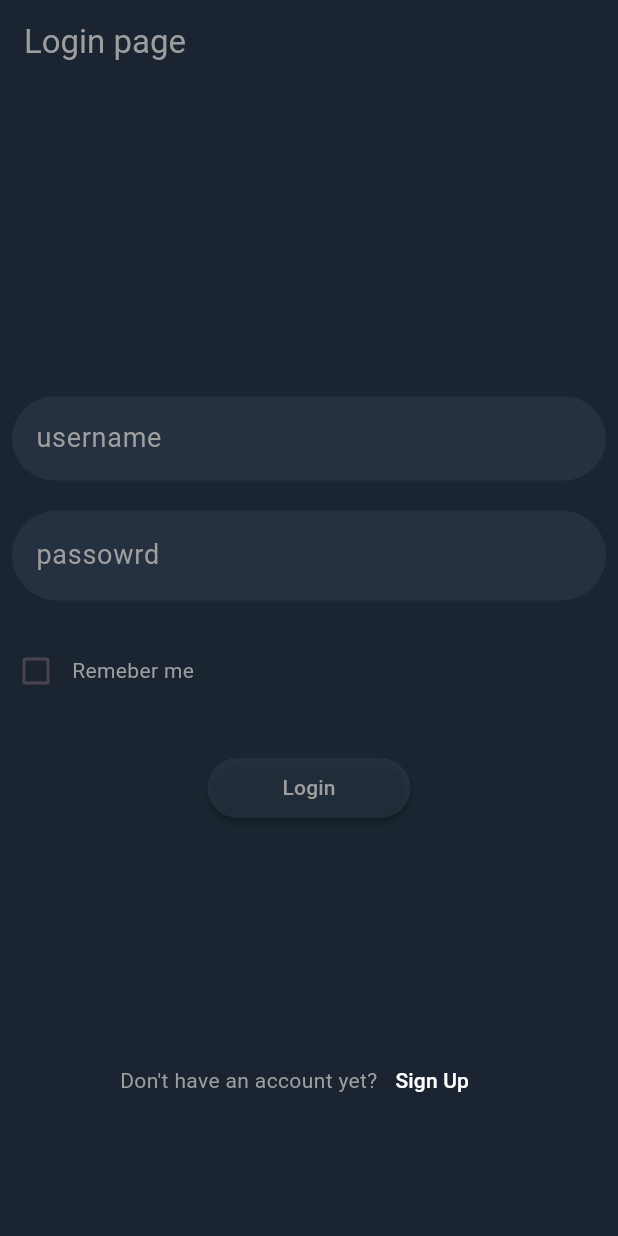
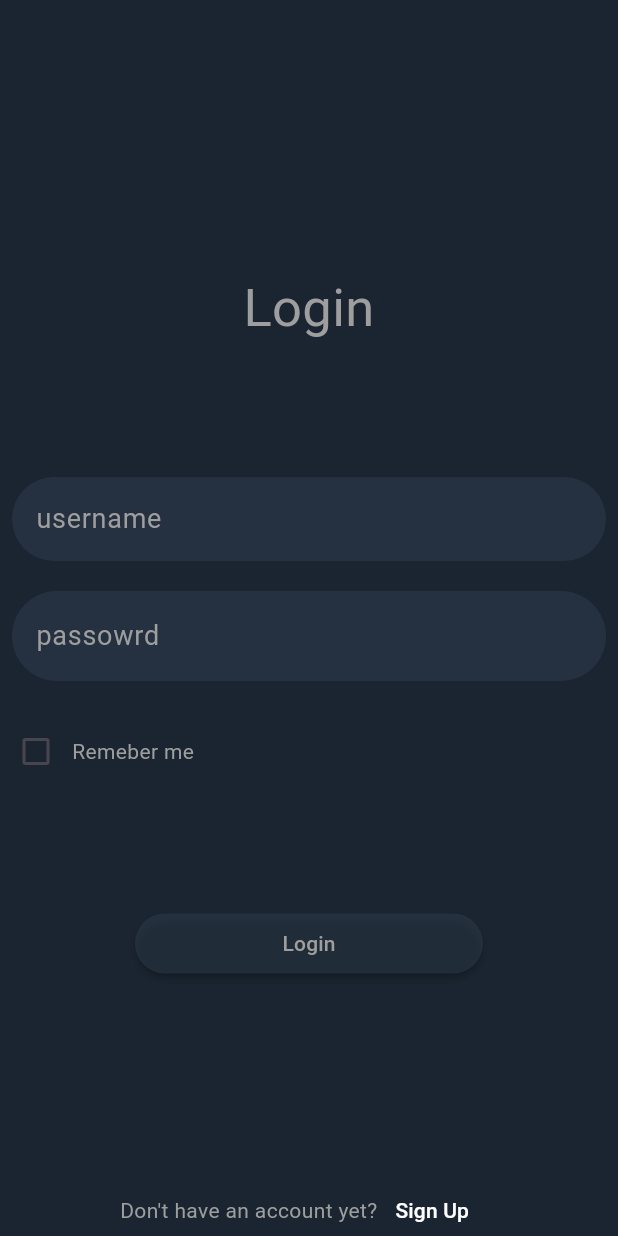
Before and after one commit to m7mdragab74/Store-App, a Flutter app: the screen it shows after launch, on a phone screen of 412 x 824 dp. Run offline on Flutter 3.47's test engine with Material 3 defaults, Android fonts, the phone set to English and light mode, and no system bars; our stand-ins replace dio, google_nav_bar, shared_preferences, sqflite; missing offline and left inert: rate; accounts and stored records are empty.

Commit message:
change the parentwedgit in login and sign

```diff
--- a/lib/views/Login_Page.dart
+++ b/lib/views/Login_Page.dart
@@ -70,17 +70,21 @@ class _LoginState extends State<Login> {
   Widget build(BuildContext context) {
     return Scaffold(
       backgroundColor: Color(0xFF1a2531),
-        appBar: AppBar(
-          backgroundColor: Color(0xFF1a2531),
-          title: const Text(
-            "Login page",
-            style: TextStyle(color: Colors.grey),
+      body: Expanded(
+        child: ListView(children: [
+          const SizedBox(
+            height: 180,
+          ),
+          const Text(
+            textAlign: TextAlign.center,
+            "Login",
+            style: TextStyle(
+              color: Colors.grey,
+              fontSize: 35,
             ),
           ),
-        body: Center(
-          child: Column(children: [
-            const Spacer(
-              flex: 3,
+          const SizedBox(
+            height: 80,
           ),
           Textfield(
             onEdit: login,
@@ -112,6 +116,7 @@ class _LoginState extends State<Login> {
             height: 15,
           ),
           Row(
+            mainAxisSize: MainAxisSize.min,
             children: [
               Checkbox(
                   checkColor: Colors.white,
@@ -131,21 +136,25 @@ class _LoginState extends State<Login> {
           const SizedBox(
             height: 30,
           ),
-            MaterialButton(
+          Padding(
+            padding: const EdgeInsets.symmetric(horizontal: 90, vertical: 50),
+            child: MaterialButton(
               padding: const EdgeInsets.symmetric(horizontal: 50, vertical: 10),
               color: const Color(0xFF2f3d4e).withOpacity(.5),
               shape: RoundedRectangleBorder(
-                  borderRadius: BorderRadius.circular(20)),
+                  borderRadius: BorderRadius.circular(50)),
               onPressed: login,
               child: const Text(
                 "Login",
                 style: TextStyle(color: Colors.grey),
               ),
             ),
+          ),
           const Spacer(),
           Padding(
             padding: const EdgeInsets.all(80),
             child: Row(
+              mainAxisSize: MainAxisSize.min,
               children: [
                 const Text(
                   "Don't have an account yet?",
@@ -166,6 +175,7 @@ class _LoginState extends State<Login> {
             ),
           ),
         ]),
-        ));
+      ),
+    );
   }
 }
```
Also changed, not shown: lib/views/signup_page.dart (+34 -30 lines). Lines whose indentation alone changed are shown as unchanged.
